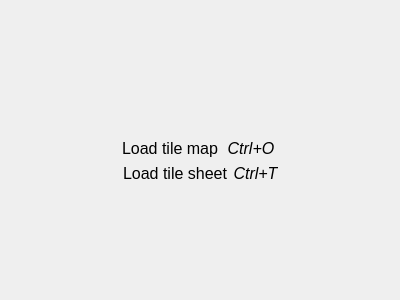
Qt form src/ui/startup_widget.ui (albin-johansson/tactile) before a commit.
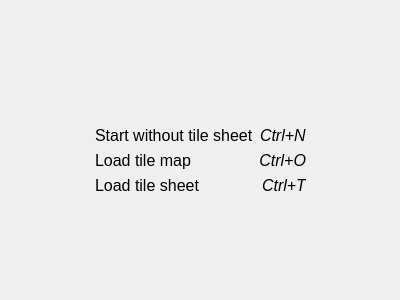
The same form after that commit. Icons and pictures are not drawn.

Commit message: Make ´Ctrl+N´ enable editor view

```diff
--- a/src/ui/startup_widget.ui
+++ b/src/ui/startup_widget.ui
@@ -20,7 +20,33 @@
    <string>Form</string>
   </property>
   <layout class="QGridLayout" name="gridLayout">
-   <item row="2" column="1">
+   <item row="0" column="1">
+    <spacer name="verticalSpacer">
+     <property name="orientation">
+      <enum>Qt::Vertical</enum>
+     </property>
+     <property name="sizeHint" stdset="0">
+      <size>
+       <width>20</width>
+       <height>40</height>
+      </size>
+     </property>
+    </spacer>
+   </item>
+   <item row="3" column="2">
+    <spacer name="horizontalSpacer_2">
+     <property name="orientation">
+      <enum>Qt::Horizontal</enum>
+     </property>
+     <property name="sizeHint" stdset="0">
+      <size>
+       <width>40</width>
+       <height>20</height>
+      </size>
+     </property>
+    </spacer>
+   </item>
+   <item row="3" column="1">
     <layout class="QGridLayout" name="gridLayout_2">
      <item row="0" column="0">
       <layout class="QHBoxLayout" name="horizontalLayout_2">
@@ -36,7 +62,7 @@
           <string>Load tile map</string>
          </property>
          <property name="alignment">
-          <set>Qt::AlignRight|Qt::AlignTrailing|Qt::AlignVCenter</set>
+          <set>Qt::AlignLeading|Qt::AlignLeft|Qt::AlignVCenter</set>
          </property>
         </widget>
        </item>
@@ -53,7 +79,7 @@
           <string>Ctrl+O</string>
          </property>
          <property name="alignment">
-          <set>Qt::AlignCenter</set>
+          <set>Qt::AlignRight|Qt::AlignTrailing|Qt::AlignVCenter</set>
          </property>
         </widget>
        </item>
@@ -62,7 +88,7 @@
      <item row="1" column="0">
       <layout class="QHBoxLayout" name="horizontalLayout">
        <item>
-        <widget class="QLabel" name="label">
+        <widget class="QLabel" name="loadSheetLabel">
          <property name="font">
           <font>
            <family>Segoe UI</family>
@@ -75,7 +101,7 @@
           <string>Load tile sheet</string>
          </property>
          <property name="alignment">
-          <set>Qt::AlignRight|Qt::AlignTrailing|Qt::AlignVCenter</set>
+          <set>Qt::AlignLeading|Qt::AlignLeft|Qt::AlignVCenter</set>
          </property>
         </widget>
        </item>
@@ -92,7 +118,7 @@
           <string>Ctrl+T</string>
          </property>
          <property name="alignment">
-          <set>Qt::AlignCenter</set>
+          <set>Qt::AlignRight|Qt::AlignTrailing|Qt::AlignVCenter</set>
          </property>
         </widget>
        </item>
@@ -100,20 +126,7 @@
      </item>
     </layout>
    </item>
-   <item row="0" column="1">
-    <spacer name="verticalSpacer">
-     <property name="orientation">
-      <enum>Qt::Vertical</enum>
-     </property>
-     <property name="sizeHint" stdset="0">
-      <size>
-       <width>20</width>
-       <height>40</height>
-      </size>
-     </property>
-    </spacer>
-   </item>
-   <item row="5" column="1">
+   <item row="6" column="1">
     <spacer name="verticalSpacer_2">
      <property name="orientation">
       <enum>Qt::Vertical</enum>
@@ -126,7 +139,7 @@
      </property>
     </spacer>
    </item>
-   <item row="2" column="0">
+   <item row="3" column="0">
     <spacer name="horizontalSpacer">
      <property name="orientation">
       <enum>Qt::Horizontal</enum>
@@ -161,18 +174,36 @@
      </property>
     </widget>
    </item>
-   <item row="2" column="2">
-    <spacer name="horizontalSpacer_2">
-     <property name="orientation">
-      <enum>Qt::Horizontal</enum>
-     </property>
-     <property name="sizeHint" stdset="0">
-      <size>
-       <width>40</width>
-       <height>20</height>
-      </size>
-     </property>
-    </spacer>
+   <item row="2" column="1">
+    <layout class="QHBoxLayout" name="horizontalLayout_3">
+     <item>
+      <widget class="QLabel" name="startBlankLabel">
+       <property name="font">
+        <font>
+         <family>Segoe UI</family>
+         <pointsize>12</pointsize>
+        </font>
+       </property>
+       <property name="text">
+        <string>Start without tile sheet</string>
+       </property>
+      </widget>
+     </item>
+     <item>
+      <widget class="QLabel" name="label">
+       <property name="font">
+        <font>
+         <family>Segoe UI</family>
+         <pointsize>12</pointsize>
+         <italic>true</italic>
+        </font>
+       </property>
+       <property name="text">
+        <string>Ctrl+N</string>
+       </property>
+      </widget>
+     </item>
+    </layout>
    </item>
   </layout>
  </widget>
```
Left out of the diff: 6 changed lines with no effect on the pictures. The commit also changes 3 other files.
